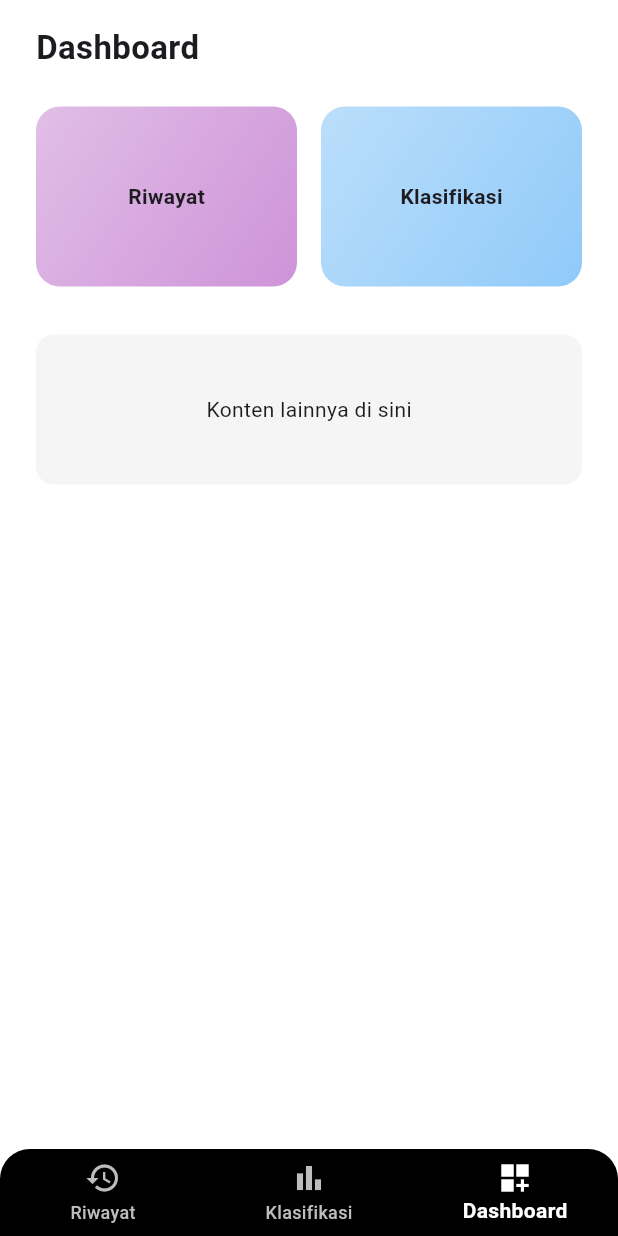
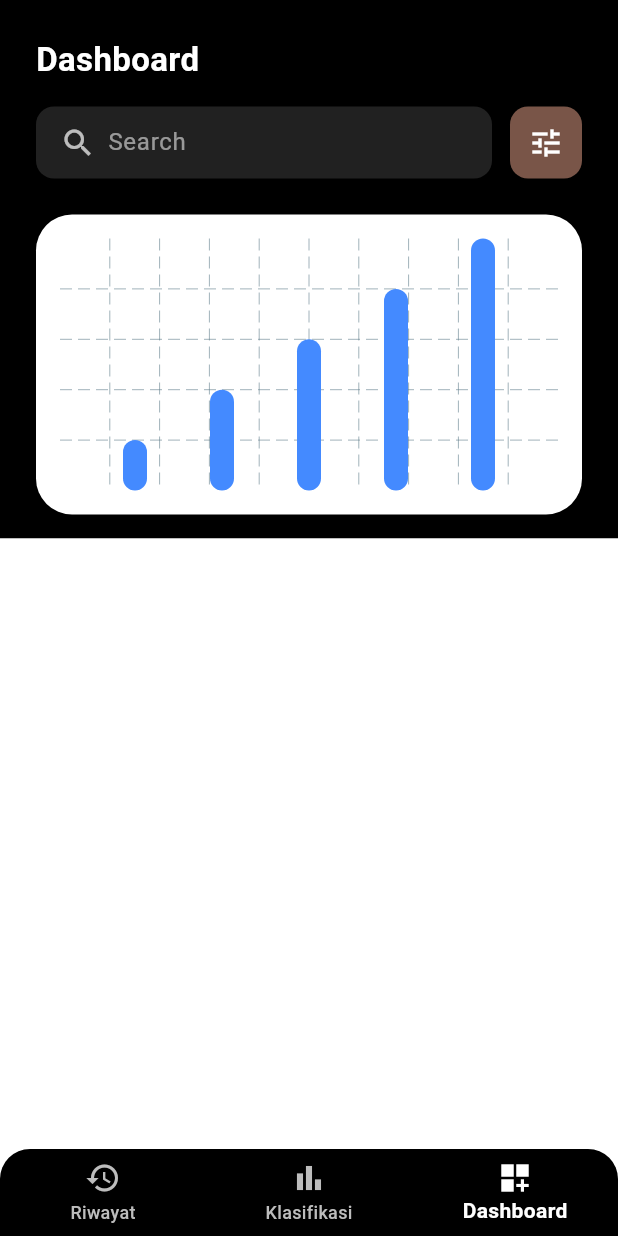
Before and after one commit to iFannJR/Apps_Flutter, a Flutter app: the DashboardPage screen opened directly, on a phone screen of 412 x 824 dp. Run offline on Flutter 3.47's test engine with Material 3 defaults, Android fonts, the phone set to English and light mode, and no system bars; drawn by our look-alikes of fl_chart.

Commit message:
Perbaikan
Successss

```diff
--- a/flutter_application_1/lib/dashboard_page.dart
+++ b/flutter_application_1/lib/dashboard_page.dart
@@ -1,4 +1,5 @@
 import 'package:flutter/material.dart';
+import 'package:fl_chart/fl_chart.dart';
 import 'riwayat_page.dart';
 import 'klasifikasi_page.dart';
 
@@ -9,8 +10,13 @@ class DashboardPage extends StatefulWidget {
   State<DashboardPage> createState() => _DashboardPageState();
 }
 
-class _DashboardPageState extends State<DashboardPage> {
+class _DashboardPageState extends State<DashboardPage>
+    with SingleTickerProviderStateMixin {
   int _selectedIndex = 2; // Default ke dashboard (di paling kanan)
+
+  // Controller dan query pencarian
+  final TextEditingController _searchController = TextEditingController();
+  String _searchQuery = '';
 
   void _onItemTapped(int index) {
     setState(() {
@@ -18,12 +24,27 @@ class _DashboardPageState extends State<DashboardPage> {
     });
   }
 
-final List<Widget> _pages = [
+  void _onSearchChanged(String query) {
+    setState(() {
+      _searchQuery = query;
+    });
+  }
+
+  List<Widget> get _pages => [
         const RiwayatPage(),
-  const KlasifikasiPage(), // ← ganti dari Center() ke widget yang asli
-  _DashboardHome(),
+        const KlasifikasiPage(),
+        _DashboardHome(
+          searchController: _searchController,
+          searchQuery: _searchQuery,
+          onSearchChanged: _onSearchChanged,
+        ),
       ];
 
+  @override
+  void dispose() {
+    _searchController.dispose();
+    super.dispose();
+  }
 
   @override
   Widget build(BuildContext context) {
@@ -72,11 +93,24 @@ final List<Widget> _pages = [
 }
 
 class _DashboardHome extends StatelessWidget {
+  final TextEditingController searchController;
+  final String searchQuery;
+  final ValueChanged<String> onSearchChanged;
+
+  const _DashboardHome({
+    required this.searchController,
+    required this.searchQuery,
+    required this.onSearchChanged,
+  });
+
   @override
   Widget build(BuildContext context) {
     return SafeArea(
-      child: Padding(
-        padding: const EdgeInsets.symmetric(horizontal: 24, vertical: 16),
+      child: Column(
+        children: [
+          Container(
+            color: Colors.black,
+            padding: const EdgeInsets.fromLTRB(24, 24, 24, 16),
             child: Column(
               crossAxisAlignment: CrossAxisAlignment.start,
               children: [
@@ -85,64 +119,93 @@ class _DashboardHome extends StatelessWidget {
                   style: TextStyle(
                     fontSize: 22,
                     fontWeight: FontWeight.bold,
+                    color: Colors.white,
                   ),
                 ),
-            const SizedBox(height: 24),
+                const SizedBox(height: 16),
                 Row(
                   children: [
                     Expanded(
                       child: Container(
-                    height: 120,
+                        padding: const EdgeInsets.symmetric(horizontal: 16),
+                        height: 48,
                         decoration: BoxDecoration(
-                      gradient: LinearGradient(
-                        colors: [Colors.purple.shade100, Colors.purple.shade200],
-                        begin: Alignment.topLeft,
-                        end: Alignment.bottomRight,
+                          color: Colors.grey[900],
+                          borderRadius: BorderRadius.circular(12),
                         ),
-                      borderRadius: BorderRadius.circular(16),
-                    ),
-                    child: const Center(
-                      child: Text(
-                        'Riwayat',
-                        style: TextStyle(fontWeight: FontWeight.bold),
-                      ),
-                    ),
-                  ),
-                ),
-                const SizedBox(width: 16),
+                        child: Row(
+                          children: [
+                            const Icon(Icons.search, color: Colors.white70),
+                            const SizedBox(width: 8),
                             Expanded(
-                  child: Container(
-                    height: 120,
-                    decoration: BoxDecoration(
-                      gradient: LinearGradient(
-                        colors: [Colors.blue.shade100, Colors.blue.shade200],
-                        begin: Alignment.topLeft,
-                        end: Alignment.bottomRight,
-                      ),
-                      borderRadius: BorderRadius.circular(16),
-                    ),
-                    child: const Center(
-                      child: Text(
-                        'Klasifikasi',
-                        style: TextStyle(fontWeight: FontWeight.bold),
-                      ),
+                              child: TextField(
+                                controller: searchController,
+                                onChanged: onSearchChanged,
+                                style: const TextStyle(color: Colors.white54),
+                                decoration: const InputDecoration.collapsed(
+                                  hintText: "Search",
+                                  hintStyle: TextStyle(color: Colors.white54),
                                 ),
                               ),
                             ),
                           ],
                         ),
-            const SizedBox(height: 32),
+                      ),
+                    ),
+                    const SizedBox(width: 12),
                     Container(
-              height: 100,
+                      height: 48,
+                      width: 48,
                       decoration: BoxDecoration(
-                color: Colors.grey[100],
+                        color: Colors.brown,
                         borderRadius: BorderRadius.circular(12),
                       ),
-              child: const Center(child: Text("Konten lainnya di sini")),
+                      child: const Icon(Icons.tune, color: Colors.white),
+                    ),
+                  ],
+                ),
+                const SizedBox(height: 24),
+                if (searchQuery.isEmpty)
+                  Container(
+                    height: 200,
+                    decoration: BoxDecoration(
+                      color: Colors.white,
+                      borderRadius: BorderRadius.circular(24),
+                    ),
+                    padding: const EdgeInsets.all(16),
+                    child: BarChart(
+                      BarChartData(
+                        borderData: FlBorderData(show: false),
+                        titlesData: FlTitlesData(show: false),
+                        barGroups: [
+                          for (int i = 0; i < 5; i++)
+                            BarChartGroupData(
+                              x: i,
+                              barRods: [
+                                BarChartRodData(
+                                    toY: (i + 1) * 2.0,
+                                    color: Colors.blueAccent,
+                                    width: 16),
+                              ],
                             ),
                         ],
                       ),
                     ),
+                  )
+                else
+                  Padding(
+                    padding: const EdgeInsets.all(16.0),
+                    child: Text(
+                      "Hasil pencarian untuk: $searchQuery",
+                      style: const TextStyle(fontSize: 16, color: Colors.black),
+                    ),
+                  ),
+              ],
+            ),
+          ),
+          Expanded(child: Container(color: Colors.white)),
+        ],
+      ),
     );
   }
 }
--- a/flutter_application_1/lib/klasifikasi_page.dart
+++ b/flutter_application_1/lib/klasifikasi_page.dart
@@ -60,7 +60,8 @@ class _KlasifikasiPageState extends State<KlasifikasiPage>
 
   @override
   Widget build(BuildContext context) {
-    return FadeTransition(
+    return SafeArea(
+      child: FadeTransition(
         opacity: _fadeIn,
         child: SingleChildScrollView(
           padding: const EdgeInsets.all(20),
@@ -69,7 +70,8 @@ class _KlasifikasiPageState extends State<KlasifikasiPage>
             child: Column(
               crossAxisAlignment: CrossAxisAlignment.start,
               children: [
-              const Text("Form Klasifikasi", style: TextStyle(fontSize: 24, fontWeight: FontWeight.bold)),
+                const Text("Form Klasifikasi",
+                    style: TextStyle(fontSize: 24, fontWeight: FontWeight.bold)),
                 const SizedBox(height: 20),
 
                 // Tanggal
@@ -101,8 +103,12 @@ class _KlasifikasiPageState extends State<KlasifikasiPage>
                 DropdownButtonFormField<String>(
                   decoration: const InputDecoration(labelText: 'Tipe Nyeri Dada'),
                   value: _chestPainType,
-                items: ['Typical Angina', 'Atypical Angina', 'Non-anginal Pain', 'Asymptomatic']
-                    .map((String value) {
+                  items: [
+                    'Typical Angina',
+                    'Atypical Angina',
+                    'Non-anginal Pain',
+                    'Asymptomatic'
+                  ].map((String value) {
                     return DropdownMenuItem<String>(
                         value: value, child: Text(value));
                   }).toList(),
@@ -115,7 +121,8 @@ class _KlasifikasiPageState extends State<KlasifikasiPage>
                 TextFormField(
                   controller: _cholesterolController,
                   keyboardType: TextInputType.number,
-                decoration: const InputDecoration(labelText: 'Kadar Kolesterol (mg/dl)'),
+                  decoration: const InputDecoration(
+                      labelText: 'Kadar Kolesterol (mg/dl)'),
                 ),
 
                 const SizedBox(height: 10),
@@ -124,7 +131,8 @@ class _KlasifikasiPageState extends State<KlasifikasiPage>
                 TextFormField(
                   controller: _bloodPressureController,
                   keyboardType: TextInputType.number,
-                decoration: const InputDecoration(labelText: 'Tekanan Darah Saat Istirahat (mm Hg)'),
+                  decoration: const InputDecoration(
+                      labelText: 'Tekanan Darah Saat Istirahat (mm Hg)'),
                 ),
 
                 const SizedBox(height: 10),
@@ -133,7 +141,8 @@ class _KlasifikasiPageState extends State<KlasifikasiPage>
                 TextFormField(
                   controller: _heartRateController,
                   keyboardType: TextInputType.number,
-                decoration: const InputDecoration(labelText: 'Detak Jantung Maksimum'),
+                  decoration:
+                      const InputDecoration(labelText: 'Detak Jantung Maksimum'),
                 ),
 
                 const SizedBox(height: 10),
@@ -149,13 +158,15 @@ class _KlasifikasiPageState extends State<KlasifikasiPage>
 
                 // Nyeri Dada Saat Olahraga
                 DropdownButtonFormField<String>(
-                decoration: const InputDecoration(labelText: 'Nyeri Dada Saat Olahraga'),
+                  decoration:
+                      const InputDecoration(labelText: 'Nyeri Dada Saat Olahraga'),
                   value: _exerciseInducedAngina,
                   items: ['Iya', 'Tidak'].map((String value) {
                     return DropdownMenuItem<String>(
                         value: value, child: Text(value));
                   }).toList(),
-                onChanged: (val) => setState(() => _exerciseInducedAngina = val),
+                  onChanged: (val) =>
+                      setState(() => _exerciseInducedAngina = val),
                 ),
 
                 const SizedBox(height: 24),
@@ -168,7 +179,8 @@ class _KlasifikasiPageState extends State<KlasifikasiPage>
                       if (_formKey.currentState!.validate()) {
                         // Tambahkan logika klasifikasi di sini
                         ScaffoldMessenger.of(context).showSnackBar(
-                        const SnackBar(content: Text("Memproses Data Klasifikasi...")),
+                          const SnackBar(
+                              content: Text("Memproses Data Klasifikasi...")),
                         );
                       }
                     },
@@ -181,7 +193,8 @@ class _KlasifikasiPageState extends State<KlasifikasiPage>
                     ),
                     child: const Text(
                       "Klasifikasikan",
-                    style: TextStyle(fontSize: 16, fontWeight: FontWeight.bold),
+                      style:
+                          TextStyle(fontSize: 16, fontWeight: FontWeight.bold),
                     ),
                   ),
                 ),
@@ -189,6 +202,7 @@ class _KlasifikasiPageState extends State<KlasifikasiPage>
             ),
           ),
         ),
+      ),
     );
   }
 }
```
Also changed, not shown: 1 other file. Lines whose indentation alone changed are shown as unchanged.
